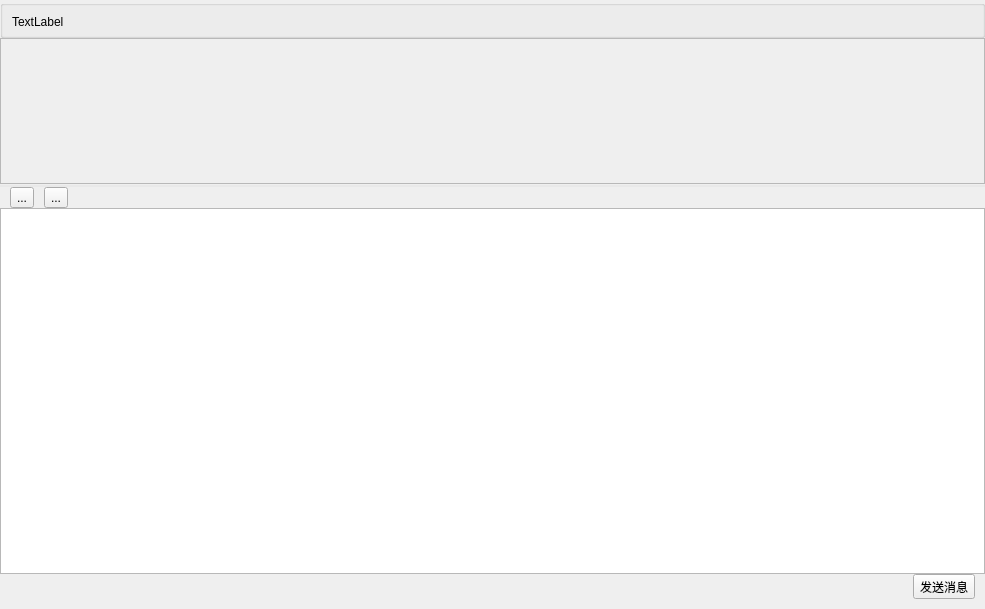
Qt form ui/components/chatListPage/chatlist_main.ui (Sakurakouji-Saika/MyQtClient) before a commit.
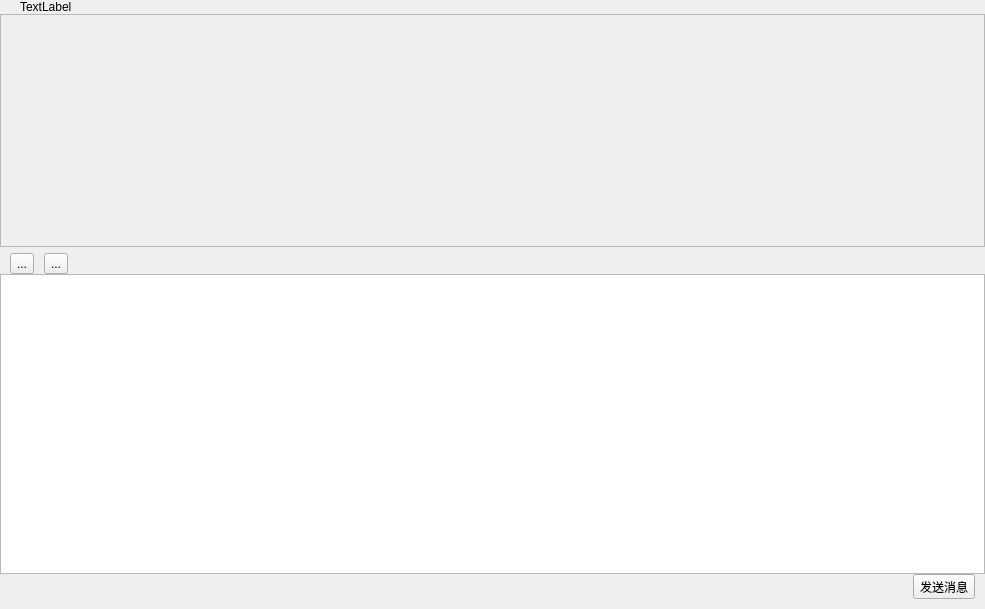
The same form after that commit. Icons and pictures are not drawn.

```diff
--- a/ui/components/chatListPage/chatlist_main.ui
+++ b/ui/components/chatListPage/chatlist_main.ui
@@ -28,19 +28,11 @@
    </property>
    <item>
     <widget class="QSplitter" name="splitter">
-     <property name="styleSheet">
-      <string notr="true">QSplitter::handle{
-	background-color: #E9E9E9;
-	height: 1px;
-    margin: 0px;
-    border: 0px;
-}</string>
-     </property>
      <property name="orientation">
       <enum>Qt::Vertical</enum>
      </property>
      <property name="handleWidth">
-      <number>2</number>
+      <number>1</number>
      </property>
      <widget class="QWidget" name="widget" native="true">
       <layout class="QVBoxLayout" name="verticalLayout_2">
@@ -57,19 +49,25 @@
         <number>0</number>
        </property>
        <property name="bottomMargin">
-        <number>1</number>
+        <number>0</number>
        </property>
        <item>
-        <widget class="QGroupBox" name="groupBox">
-         <property name="title">
-          <string/>
-         </property>
+        <widget class="QFrame" name="CLMTitle">
          <layout class="QHBoxLayout" name="horizontalLayout_3">
+          <property name="spacing">
+           <number>0</number>
+          </property>
+          <property name="leftMargin">
+           <number>20</number>
+          </property>
           <property name="topMargin">
-           <number>9</number>
+           <number>0</number>
+          </property>
+          <property name="rightMargin">
+           <number>0</number>
           </property>
           <property name="bottomMargin">
-           <number>6</number>
+           <number>0</number>
           </property>
           <item>
            <widget class="QLabel" name="labelContactNickname">
@@ -83,16 +81,13 @@
        </item>
        <item>
         <widget class="QScrollArea" name="scrollArea">
-         <property name="widgetResizable">
-          <bool>true</bool>
-         </property>
          <widget class="QWidget" name="scrollAreaWidgetContents">
           <property name="geometry">
            <rect>
             <x>0</x>
             <y>0</y>
             <width>983</width>
-            <height>142</height>
+            <height>157</height>
            </rect>
           </property>
          </widget>
@@ -105,9 +100,15 @@
        <property name="spacing">
         <number>0</number>
        </property>
+       <property name="leftMargin">
+        <number>0</number>
+       </property>
        <property name="topMargin">
         <number>0</number>
        </property>
+       <property name="rightMargin">
+        <number>0</number>
+       </property>
        <property name="bottomMargin">
         <number>0</number>
        </property>
@@ -124,7 +125,7 @@
            <number>10</number>
           </property>
           <property name="topMargin">
-           <number>0</number>
+           <number>5</number>
           </property>
           <property name="rightMargin">
            <number>0</number>
```
Left out of the diff: 2 changed lines with no effect on the pictures.
